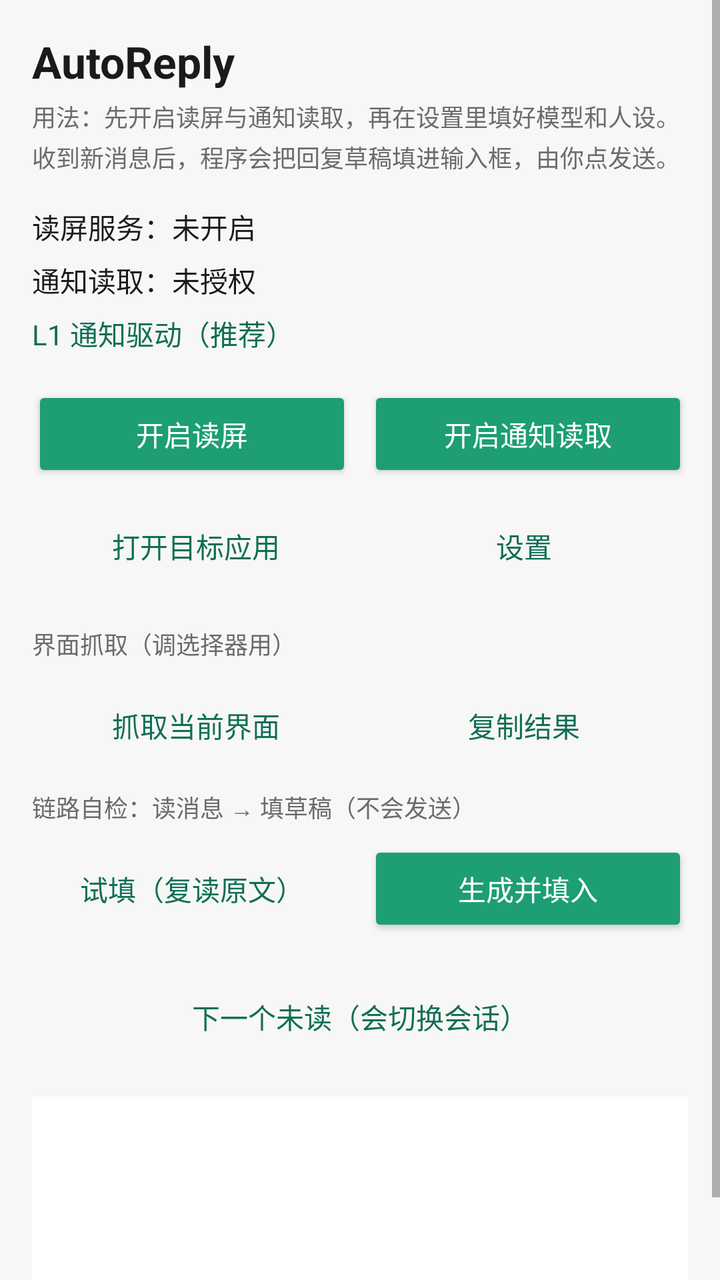
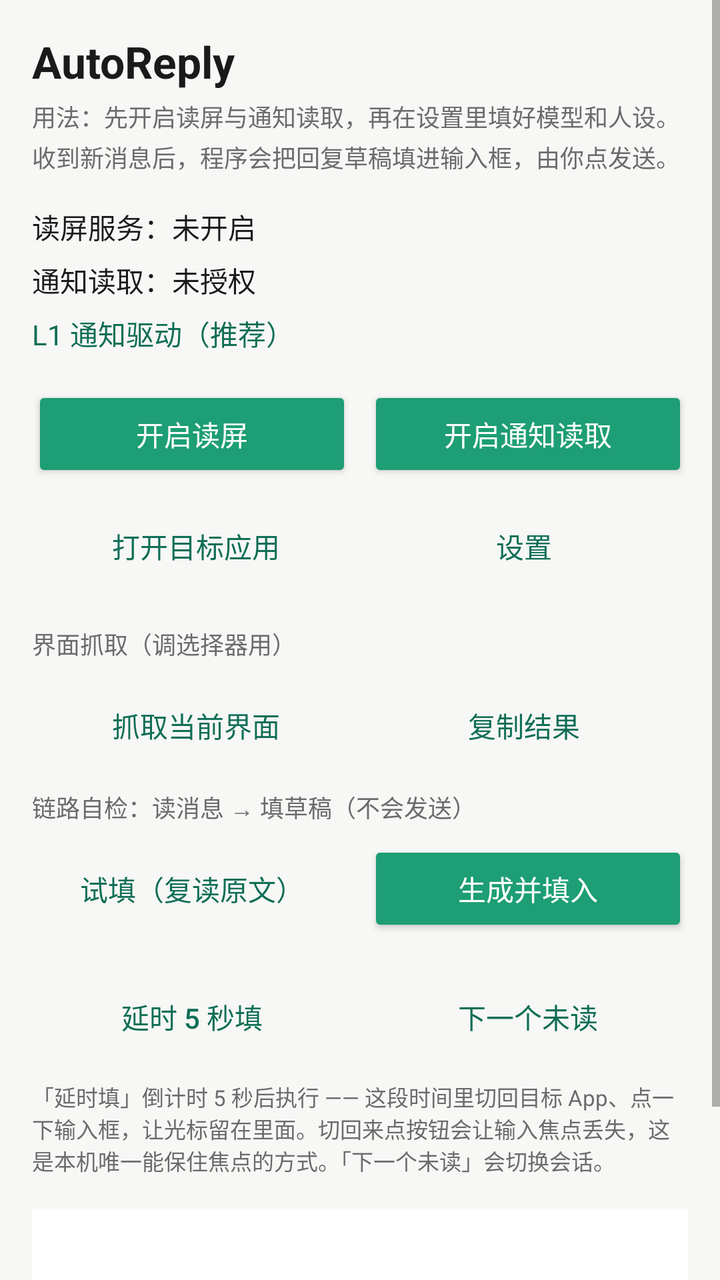

Before-and-after screenshots of an Android layout around one commit, followed by the original layout XML and the change that was made.
<!-- AndroidManifest.xml: application theme AppTheme -->
<!-- res/layout/activity_main.xml -->
<?xml version="1.0" encoding="utf-8"?>
<ScrollView xmlns:android="http://schemas.android.com/apk/res/android"
    android:layout_width="match_parent"
    android:layout_height="match_parent"
    android:fillViewport="true">

    <LinearLayout
        android:layout_width="match_parent"
        android:layout_height="wrap_content"
        android:orientation="vertical"
        android:padding="16dp">

        <TextView
            android:id="@+id/title"
            android:layout_width="match_parent"
            android:layout_height="wrap_content"
            android:text="@string/app_name"
            android:textSize="22sp"
            android:textStyle="bold"
            android:textColor="@color/text_primary"
            android:layout_marginBottom="4dp" />

        <TextView
            android:id="@+id/subtitle"
            android:layout_width="match_parent"
            android:layout_height="wrap_content"
            android:text="@string/hint_usage"
            android:textSize="12sp"
            android:textColor="@color/text_secondary"
            android:lineSpacingExtra="3dp"
            android:layout_marginBottom="16dp" />

        <TextView
            android:id="@+id/status_service"
            android:layout_width="match_parent"
            android:layout_height="wrap_content"
            android:text="@string/status_service_off"
            android:textSize="14sp"
            android:textColor="@color/text_primary"
            android:layout_marginBottom="6dp" />

        <TextView
            android:id="@+id/status_notify"
            android:layout_width="match_parent"
            android:layout_height="wrap_content"
            android:text="@string/status_notify_off"
            android:textSize="14sp"
            android:textColor="@color/text_primary"
            android:layout_marginBottom="6dp" />

        <TextView
            android:id="@+id/status_level"
            android:layout_width="match_parent"
            android:layout_height="wrap_content"
            android:text="@string/level_1"
            android:textSize="14sp"
            android:textColor="@color/brand_dark"
            android:layout_marginBottom="16dp" />

        <LinearLayout
            android:layout_width="match_parent"
            android:layout_height="wrap_content"
            android:orientation="horizontal"
            android:layout_marginBottom="8dp">

            <Button
                android:id="@+id/btn_accessibility"
                style="@style/PrimaryButton"
                android:layout_width="0dp"
                android:layout_height="wrap_content"
                android:layout_weight="1"
                android:text="@string/btn_enable_accessibility" />

            <Button
                android:id="@+id/btn_notify"
                style="@style/PrimaryButton"
                android:layout_width="0dp"
                android:layout_height="wrap_content"
                android:layout_weight="1"
                android:layout_marginStart="8dp"
                android:text="@string/btn_enable_notify" />
        </LinearLayout>

        <LinearLayout
            android:layout_width="match_parent"
            android:layout_height="wrap_content"
            android:orientation="horizontal"
            android:layout_marginBottom="16dp">

            <Button
                android:id="@+id/btn_open_target"
                style="@style/GhostButton"
                android:layout_width="0dp"
                android:layout_height="wrap_content"
                android:layout_weight="1"
                android:text="@string/btn_open_target" />

            <Button
                android:id="@+id/btn_settings"
                style="@style/GhostButton"
                android:layout_width="0dp"
                android:layout_height="wrap_content"
                android:layout_weight="1"
                android:text="@string/btn_settings" />
        </LinearLayout>

        <TextView
            android:id="@+id/label_dump"
            android:layout_width="match_parent"
            android:layout_height="wrap_content"
            android:text="界面抓取（调选择器用）"
            android:textSize="12sp"
            android:textColor="@color/text_secondary"
            android:layout_marginBottom="8dp" />

        <LinearLayout
            android:layout_width="match_parent"
            android:layout_height="wrap_content"
            android:orientation="horizontal"
            android:layout_marginBottom="8dp">

            <Button
                android:id="@+id/btn_dump"
                style="@style/GhostButton"
                android:layout_width="0dp"
                android:layout_height="wrap_content"
                android:layout_weight="1"
                android:text="@string/btn_dump" />

            <Button
                android:id="@+id/btn_copy"
                style="@style/GhostButton"
                android:layout_width="0dp"
                android:layout_height="wrap_content"
                android:layout_weight="1"
                android:text="@string/btn_copy" />
        </LinearLayout>

        <TextView
            android:id="@+id/label_probe"
            android:layout_width="match_parent"
            android:layout_height="wrap_content"
            android:text="链路自检：读消息 → 填草稿（不会发送）"
            android:textSize="12sp"
            android:textColor="@color/text_secondary"
            android:layout_marginBottom="8dp" />

        <LinearLayout
            android:layout_width="match_parent"
            android:layout_height="wrap_content"
            android:orientation="horizontal"
            android:layout_marginBottom="16dp">

            <Button
                android:id="@+id/btn_probe"
                style="@style/GhostButton"
                android:layout_width="0dp"
                android:layout_height="wrap_content"
                android:layout_weight="1"
                android:text="@string/btn_probe" />

            <Button
                android:id="@+id/btn_generate"
                style="@style/PrimaryButton"
                android:layout_width="0dp"
                android:layout_height="wrap_content"
                android:layout_weight="1"
                android:layout_marginStart="8dp"
                android:text="@string/btn_generate" />
        </LinearLayout>

        <Button
            android:id="@+id/btn_next"
            style="@style/GhostButton"
            android:layout_width="match_parent"
            android:layout_height="wrap_content"
            android:layout_marginBottom="16dp"
            android:text="@string/btn_next" />

        <TextView
            android:id="@+id/output"
            android:layout_width="match_parent"
            android:layout_height="wrap_content"
            android:minHeight="120dp"
            android:background="@color/surface"
            android:padding="12dp"
            android:textSize="11sp"
            android:textColor="@color/text_primary"
            android:fontFamily="monospace"
            android:textIsSelectable="true" />

    </LinearLayout>
</ScrollView>
<!-- resources referenced by this layout -->
<resources>
  <color name="brand_dark">#0F6E56</color>
  <color name="surface">#FFFFFF</color>
  <color name="text_primary">#1A1A1A</color>
  <color name="text_secondary">#6B6B6B</color>
  <string name="app_name">AutoReply</string>
  <string name="btn_copy">复制结果</string>
  <string name="btn_dump">抓取当前界面</string>
  <string name="btn_enable_accessibility">开启读屏</string>
  <string name="btn_enable_notify">开启通知读取</string>
  <string name="btn_generate">生成并填入</string>
  <string name="btn_next">下一个未读（会切换会话）</string>
  <string name="btn_open_target">打开目标应用</string>
  <string name="btn_probe">试填（复读原文）</string>
  <string name="btn_settings">设置</string>
  <string name="hint_usage">用法：先开启读屏与通知读取，再在设置里填好模型和人设。收到新消息后，程序会把回复草稿填进输入框，由你点发送。</string>
  <string name="level_1">L1 通知驱动（推荐）</string>
  <string name="status_notify_off">通知读取：未授权</string>
  <string name="status_service_off">读屏服务：未开启</string>
  <style name="GhostButton" parent="@android:style/Widget.Material.Button.Borderless">
          <item name="android:textColor">@color/brand_dark</item>
      </style>
  <style name="PrimaryButton" parent="@android:style/Widget.Material.Button">
          <item name="android:backgroundTint">@color/brand</item>
          <item name="android:textColor">#FFFFFF</item>
      </style>
  <style name="AppTheme" parent="@android:style/Theme.Material.Light.NoActionBar">
          <item name="android:colorPrimary">@color/brand</item>
          <item name="android:colorPrimaryDark">@color/brand_dark</item>
          <item name="android:colorAccent">@color/brand</item>
          <item name="android:windowBackground">@color/bg</item>
          <item name="android:statusBarColor">@color/brand_dark</item>
          <item name="android:textColorPrimary">@color/text_primary</item>
          <item name="android:textColorSecondary">@color/text_secondary</item>
      </style>
  <color name="brand">#1D9E75</color>
  <color name="bg">#F7F7F5</color>
</resources>

<!-- the commit's change to res/layout/activity_main.xml (unified diff, before → after) -->
@@ -169,13 +169,37 @@
                 android:text="@string/btn_generate" />
         </LinearLayout>
 
-        <Button
-            android:id="@+id/btn_next"
-            style="@style/GhostButton"
-            android:layout_width="match_parent"
-            android:layout_height="wrap_content"
-            android:layout_marginBottom="16dp"
-            android:text="@string/btn_next" />
+        <LinearLayout
+            android:layout_width="match_parent"
+            android:layout_height="wrap_content"
+            android:orientation="horizontal"
+            android:layout_marginBottom="8dp">
+
+            <Button
+                android:id="@+id/btn_delayed"
+                style="@style/GhostButton"
+                android:layout_width="0dp"
+                android:layout_height="wrap_content"
+                android:layout_weight="1"
+                android:text="@string/btn_delayed" />
+
+            <Button
+                android:id="@+id/btn_next"
+                style="@style/GhostButton"
+                android:layout_width="0dp"
+                android:layout_height="wrap_content"
+                android:layout_weight="1"
+                android:layout_marginStart="8dp"
+                android:text="@string/btn_next" />
+        </LinearLayout>
+
+        <TextView
+            android:layout_width="match_parent"
+            android:layout_height="wrap_content"
+            android:text="@string/hint_delayed"
+            android:textSize="11sp"
+            android:textColor="@color/text_secondary"
+            android:layout_marginBottom="16dp" />
 
         <TextView
             android:id="@+id/output"
<!-- resource entries referenced after the edit -->
@@ -6,14 +6,16 @@
   <color name="text_secondary">#6B6B6B</color>
   <string name="app_name">AutoReply</string>
   <string name="btn_copy">复制结果</string>
+  <string name="btn_delayed">延时 5 秒填</string>
   <string name="btn_dump">抓取当前界面</string>
   <string name="btn_enable_accessibility">开启读屏</string>
   <string name="btn_enable_notify">开启通知读取</string>
   <string name="btn_generate">生成并填入</string>
-  <string name="btn_next">下一个未读（会切换会话）</string>
+  <string name="btn_next">下一个未读</string>
   <string name="btn_open_target">打开目标应用</string>
   <string name="btn_probe">试填（复读原文）</string>
   <string name="btn_settings">设置</string>
+  <string name="hint_delayed">「延时填」倒计时 5 秒后执行 —— 这段时间里切回目标 App、点一下输入框，让光标留在里面。切回来点按钮会让输入焦点丢失，这是本机唯一能保住焦点的方式。「下一个未读」会切换会话。</string>
   <string name="hint_usage">用法：先开启读屏与通知读取，再在设置里填好模型和人设。收到新消息后，程序会把回复草稿填进输入框，由你点发送。</string>
   <string name="level_1">L1 通知驱动（推荐）</string>
   <string name="status_notify_off">通知读取：未授权</string>
